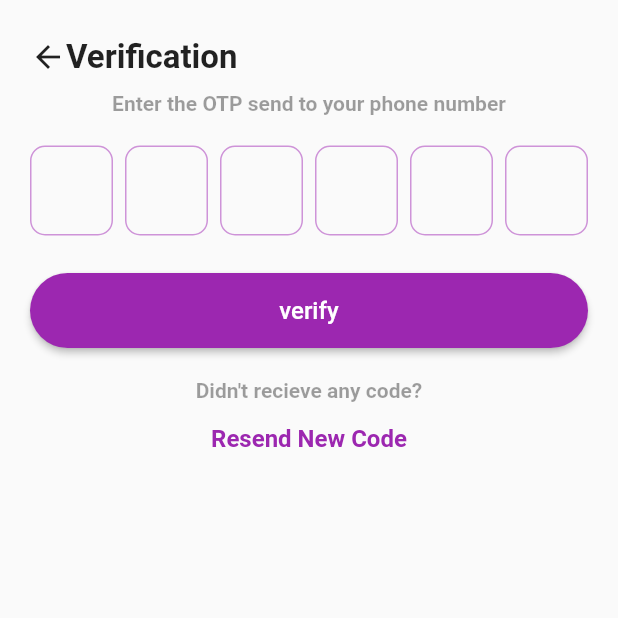
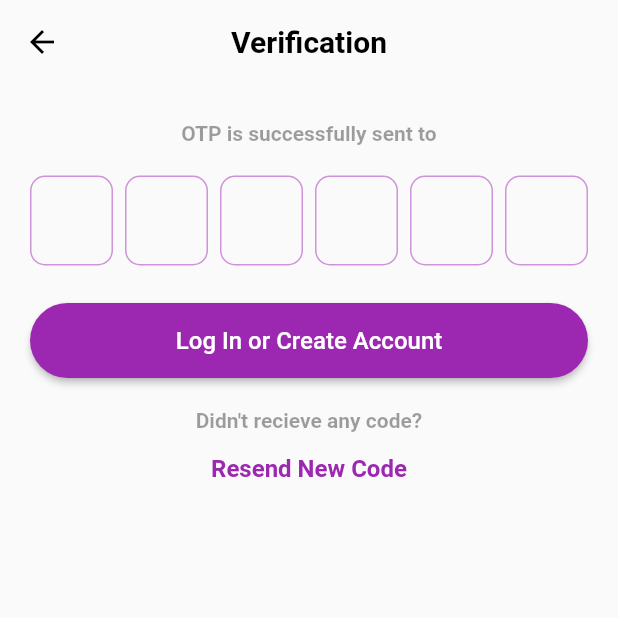
Before and after one commit to amartya123-sudo/loanlink, a Flutter app: the VerifyOtp screen opened directly with empty values, on a phone screen of 412 x 824 dp, the top half of it. Run offline on Flutter 3.47's test engine with Material 2 defaults, Android fonts, the phone set to English and light mode, and no system bars; drawn by our look-alikes of pinput; our stand-ins replace cloud_firestore, country_picker, firebase_auth, firebase_core, image_picker, lottie and 1 more; accounts and stored records are empty; network calls fail.

Commit message:
UI Changes

```diff
--- a/lib/main.dart
+++ b/lib/main.dart
@@ -1,6 +1,7 @@
 import 'package:flutter/material.dart';
 import 'package:firebase_core/firebase_core.dart';
 import 'package:loanlink/pages/signin_page.dart';
+import 'package:loanlink/pages/verify_otp.dart';
 import 'package:loanlink/provider/authentication.dart';
 import 'firebase_options.dart';
 import 'package:provider/provider.dart';
@@ -24,6 +25,7 @@ class MyApp extends StatelessWidget {
       ],
       child: const MaterialApp(
         debugShowCheckedModeBanner: true,
+        // home: VerifyOtp(verificationId: ""),
         home: SignInPage(),
         title: "LoanLink",
       ),
--- a/lib/pages/verify_otp.dart
+++ b/lib/pages/verify_otp.dart
@@ -2,7 +2,6 @@ import 'package:flutter/material.dart';
 import 'package:loanlink/pages/dashboard.dart';
 import 'package:loanlink/pages/register.dart';
 import 'package:loanlink/provider/authentication.dart';
-// import 'package:loanlink/pages/';
 import 'package:loanlink/utils/util.dart';
 import 'package:loanlink/r_widgets/r_widgets.dart';
 import 'package:pinput/pinput.dart';
@@ -10,7 +9,11 @@ import 'package:provider/provider.dart';
 
 class VerifyOtp extends StatefulWidget {
   final String verificationId;
-  const VerifyOtp({super.key, required this.verificationId});
+  final String phoneNumber;
+
+  const VerifyOtp(
+      {Key? key, required this.verificationId, required this.phoneNumber})
+      : super(key: key);
 
   @override
   State<VerifyOtp> createState() => _VerifyOtpState();
@@ -22,8 +25,29 @@ class _VerifyOtpState extends State<VerifyOtp> {
   @override
   Widget build(BuildContext context) {
     final isLoading =
-        Provider.of<AuthProvider>(context, listen: true).isLoading;
+        Provider.of<AuthProvider>(context, listen: false).isLoading;
     return Scaffold(
+      appBar: AppBar(
+        backgroundColor: Colors.transparent,
+        elevation: 0,
+        leading: IconButton(
+          onPressed: () => Navigator.pop(context),
+          icon: const Icon(
+            Icons.arrow_back,
+            color: Colors.black,
+          ),
+        ),
+        centerTitle: true,
+        title: const Text(
+          'Verification',
+          textAlign: TextAlign.start,
+          style: TextStyle(
+            color: Colors.black,
+            fontSize: 20,
+            fontWeight: FontWeight.bold,
+          ),
+        ),
+      ),
       body: SafeArea(
         child: isLoading == true
             ? const Center(
@@ -37,29 +61,9 @@ class _VerifyOtpState extends State<VerifyOtp> {
                       const EdgeInsets.symmetric(vertical: 25, horizontal: 20),
                   child: Column(
                     children: [
-                      Row(
-                        children: <Widget>[
-                          Align(
-                            alignment: Alignment.topLeft,
-                            child: GestureDetector(
-                              onTap: () => Navigator.of(context).pop(),
-                              child: const Icon(Icons.arrow_back),
-                            ),
-                          ),
-                          const SizedBox(height: 20),
-                          const Text(
-                            "Verification",
-                            style: TextStyle(
-                              fontWeight: FontWeight.bold,
-                              fontSize: 22,
-                            ),
-                          ),
-                        ],
-                      ),
-                      const SizedBox(height: 10),
-                      const Text(
-                        "Enter the OTP send to your phone number",
-                        style: TextStyle(
+                      Text(
+                        "OTP is successfully sent to ${widget.phoneNumber}",
+                        style: const TextStyle(
                             fontSize: 14,
                             color: Colors.black38,
                             fontWeight: FontWeight.bold),
@@ -94,7 +98,7 @@ class _VerifyOtpState extends State<VerifyOtp> {
                         width: MediaQuery.of(context).size.width,
                         height: 50,
                         child: CustomButton(
-                          text: "verify",
+                          text: "Log In or Create Account",
                           onPressed: () {
                             if (otpCode != null) {
                               verifyOtp(context, otpCode!);
--- a/lib/provider/authentication.dart
+++ b/lib/provider/authentication.dart
@@ -56,7 +56,7 @@ class AuthProvider extends ChangeNotifier {
             Navigator.push(
               context,
               MaterialPageRoute(
-                builder: (context) => VerifyOtp(verificationId: verificationId),
+                builder: (context) => VerifyOtp(verificationId: verificationId, phoneNumber:phoneNumber),
               ),
             );
           },
@@ -172,6 +172,7 @@ class AuthProvider extends ChangeNotifier {
   Future saveUserDataSP() async {
     SharedPreferences sp = await SharedPreferences.getInstance();
     await sp.setString("user_model", jsonEncode(userModel.toMap()));
+    notifyListeners();
   }
 
   Future saveBankDataSP() async {
--- a/lib/provider/function.dart
+++ b/lib/provider/function.dart
@@ -1,10 +1,9 @@
 import 'package:cloud_firestore/cloud_firestore.dart';
 import 'package:flutter/material.dart';
 
-
 void getCreditScore2() {
 //Todo: add _phone from login page
-String _phone="639463984s";
+  String _phone = "6394639845";
   final FirebaseFirestore db = FirebaseFirestore.instance;
   // db.collection("users").doc("ll20229876").get().then((value) {print(value);});
   // db.collection("users").where("phone", isEqualTo: _phone).get().then(
@@ -15,14 +14,13 @@ String _phone="639463984s";
       // for (var docSnapshot in querySnapshos) {
       //   print('${docSnapshot.id} => ${docSnapshot.data()}');
       // }
-
     },
     onError: (e) => print("Error completing: $e"),
   );
+}
 
-}
-String getData(String uid, String coll, String key){
-  String value="";
+String getData(String uid, String coll, String key) {
+  String value = "";
   final FirebaseFirestore db = FirebaseFirestore.instance;
   db.collection(coll).doc(uid).get().then((refvar) {
     value = refvar.get(key);
@@ -34,31 +32,26 @@ bool compareCreditScore(String uid, String reqAm) {
   double reqAmount = reqAm as double;
   String creditScore = getData(uid, "banking", "creditScore");
   int credit = creditScore as int;
-  return (reqAmount<=credit);
+  return (reqAmount <= credit);
 }
 
-double getCreditScore(String inc, String exp, String loanType, String liab)
-{
+double getCreditScore(String inc, String exp, String loanType, String liab) {
   double income = inc as double;
   double expense = exp as double;
   double loan = loanType as double;
   double liabilities = liab as double;
 
-
   double score = 0;
-  double avgInc = income/3;
+  double avgInc = income / 3;
   // print(avgInc);
-  double netExpense = (expense>(avgInc*0.4)?expense:(avgInc*0.4));
+  double netExpense = (expense > (avgInc * 0.4) ? expense : (avgInc * 0.4));
   // print(netExpense);
-  double netInc = avgInc-netExpense-liabilities;
+  double netInc = avgInc - netExpense - liabilities;
   // print(netInc);
-  if(loanType=="Car Loan")
-  {
-    score = netInc*2;
-  }
-  else if (loanType == "Home Loan")
-  {
-    score = netInc*6;
+  if (loanType == "Car Loan") {
+    score = netInc * 2;
+  } else if (loanType == "Home Loan") {
+    score = netInc * 6;
   }
   return score;
 }
```
Also changed, not shown: lib/pages/application.dart (added, +65 -0 lines), lib/pages/credit_score.dart (+13 -10 lines), lib/pages/register.dart (+9 -11 lines), lib/pages/signin_page.dart (+6 -7 lines), lib/r_widgets/r_widgets.dart (+51 -1 lines), 1 other file. Lines whose indentation alone changed are shown as unchanged.
